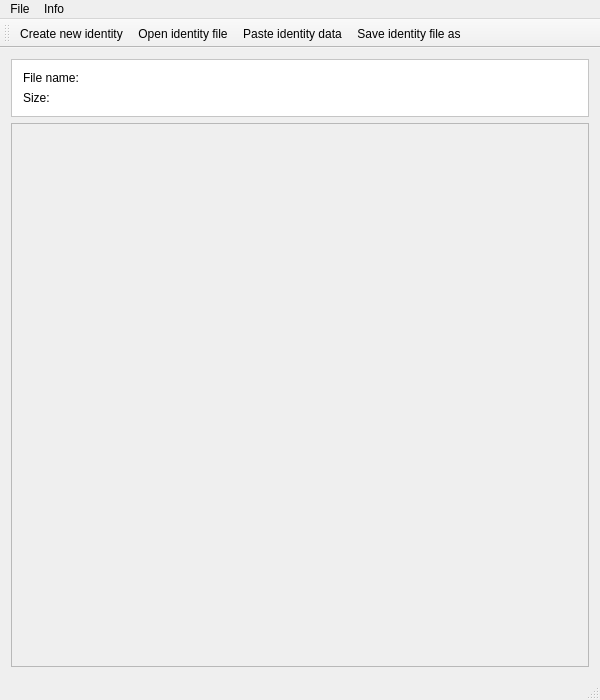
The window that mainwindow.ui (sqrldev/IdTool) describes before a commit, drawn with Qt 5.
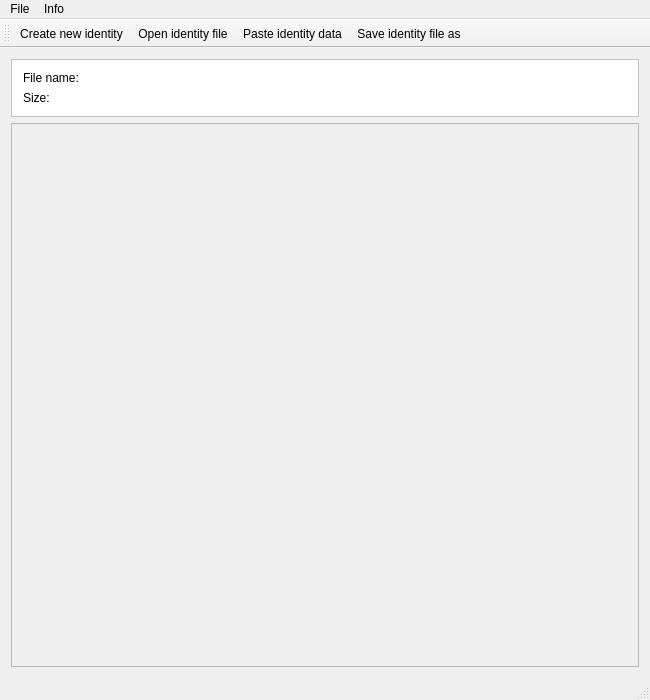
The same window after the commit. Icons and pictures are not drawn.

Commit message: Add item options button and change main window min size

What changed in the file:
```diff
--- a/mainwindow.ui
+++ b/mainwindow.ui
@@ -6,7 +6,7 @@
    <rect>
     <x>0</x>
     <y>0</y>
-    <width>600</width>
+    <width>650</width>
     <height>700</height>
    </rect>
   </property>
@@ -18,7 +18,7 @@
   </property>
   <property name="minimumSize">
    <size>
-    <width>600</width>
+    <width>650</width>
     <height>300</height>
    </size>
   </property>
@@ -125,7 +125,7 @@
         <rect>
          <x>0</x>
          <y>0</y>
-         <width>580</width>
+         <width>630</width>
          <height>543</height>
         </rect>
        </property>
@@ -139,7 +139,7 @@
     <rect>
      <x>0</x>
      <y>0</y>
-     <width>600</width>
+     <width>650</width>
      <height>21</height>
     </rect>
    </property>
```
The commit also changes 1 other file.
